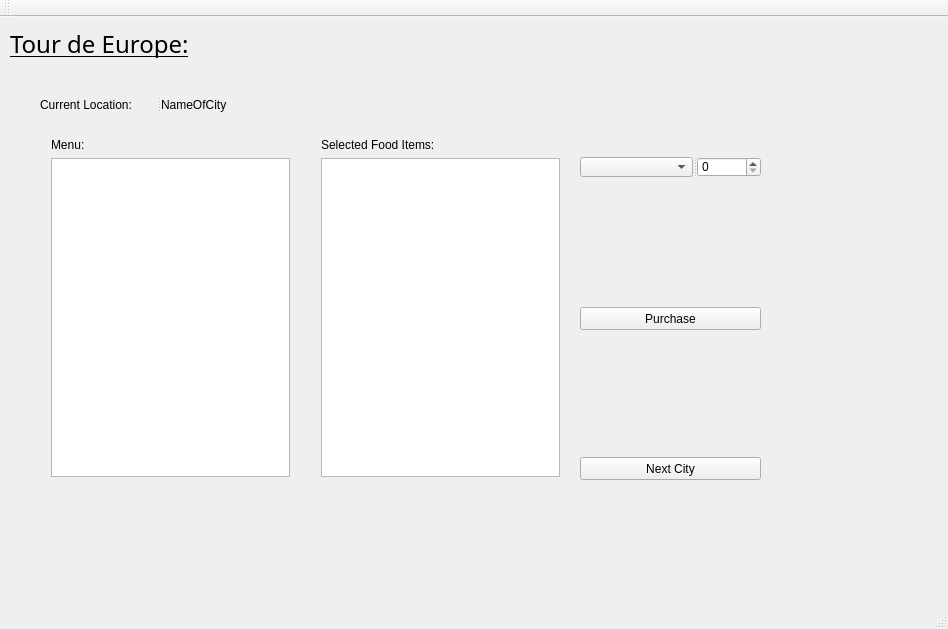
Qt form mainwindow.ui (kevinsemenov14/ProjectOneCS1D) before a commit.
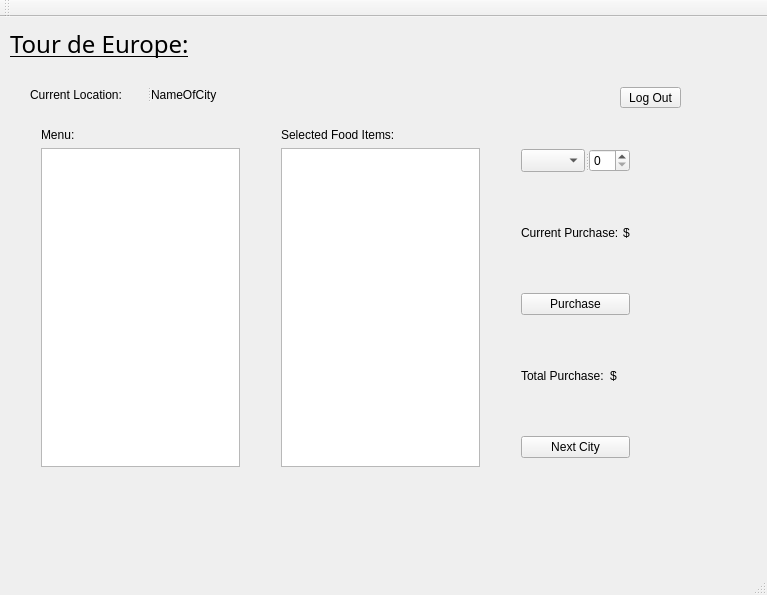
The same form after that commit. The open tabs and pages were chosen to show the change.

Commit message: Clean UI || Admin Table View

What changed in the file:
```diff
--- a/mainwindow.ui
+++ b/mainwindow.ui
@@ -6,8 +6,8 @@
    <rect>
     <x>0</x>
     <y>0</y>
-    <width>948</width>
-    <height>629</height>
+    <width>767</width>
+    <height>595</height>
    </rect>
   </property>
   <property name="windowTitle">
@@ -20,10 +20,10 @@
    <widget class="QStackedWidget" name="stackedWidget">
     <property name="geometry">
      <rect>
-      <x>20</x>
-      <y>60</y>
-      <width>791</width>
-      <height>441</height>
+      <x>10</x>
+      <y>50</y>
+      <width>731</width>
+      <height>431</height>
      </rect>
     </property>
     <property name="styleSheet">
@@ -275,9 +275,9 @@
      <widget class="QWidget" name="layoutWidget">
       <property name="geometry">
        <rect>
-        <x>290</x>
+        <x>260</x>
         <y>50</y>
-        <width>261</width>
+        <width>221</width>
         <height>361</height>
        </rect>
       </property>
@@ -294,44 +294,6 @@
        </item>
       </layout>
      </widget>
-     <widget class="QPushButton" name="pushButton_5">
-      <property name="geometry">
-       <rect>
-        <x>560</x>
-        <y>230</y>
-        <width>181</width>
-        <height>23</height>
-       </rect>
-      </property>
-      <property name="cursor">
-       <cursorShape>PointingHandCursor</cursorShape>
-      </property>
-      <property name="styleSheet">
-       <string notr="true"/>
-      </property>
-      <property name="text">
-       <string>Purchase</string>
-      </property>
-     </widget>
-     <widget class="QPushButton" name="pushButton_6">
-      <property name="geometry">
-       <rect>
-        <x>560</x>
-        <y>380</y>
-        <width>181</width>
-        <height>23</height>
-       </rect>
-      </property>
-      <property name="cursor">
-       <cursorShape>PointingHandCursor</cursorShape>
-      </property>
-      <property name="styleSheet">
-       <string notr="true"/>
-      </property>
-      <property name="text">
-       <string>Next City</string>
-      </property>
-     </widget>
      <widget class="QSplitter" name="splitter">
       <property name="geometry">
        <rect>
@@ -360,7 +322,7 @@
        <rect>
         <x>20</x>
         <y>50</y>
-        <width>261</width>
+        <width>221</width>
         <height>361</height>
        </rect>
       </property>
@@ -384,47 +346,72 @@
        </item>
       </layout>
      </widget>
-     <widget class="QWidget" name="layoutWidget">
+     <widget class="QPushButton" name="LogOut_Button_2">
       <property name="geometry">
        <rect>
-        <x>560</x>
-        <y>310</y>
-        <width>181</width>
-        <height>16</height>
+        <x>610</x>
+        <y>20</y>
+        <width>61</width>
+        <height>21</height>
        </rect>
       </property>
-      <layout class="QHBoxLayout" name="horizontalLayout">
-       <item>
-        <widget class="QLabel" name="label_11">
          <property name="cursor">
-          <cursorShape>IBeamCursor</cursorShape>
-         </property>
+       <cursorShape>PointingHandCursor</cursorShape>
+      </property>
+      <property name="styleSheet">
+       <string notr="true"/>
+      </property>
          <property name="text">
-          <string>&lt;html&gt;&lt;head/&gt;&lt;body&gt;&lt;p&gt;&lt;span style=&quot; color:#000000;&quot;&gt;Total Purchase:&lt;/span&gt;&lt;/p&gt;&lt;/body&gt;&lt;/html&gt;</string>
-         </property>
-        </widget>
-       </item>
-       <item>
-        <widget class="QLabel" name="label_12">
+       <string>Log Out</string>
+      </property>
+     </widget>
+     <widget class="QWidget" name="">
+      <property name="geometry">
+       <rect>
+        <x>500</x>
+        <y>71</y>
+        <width>131</width>
+        <height>331</height>
+       </rect>
+      </property>
+      <layout class="QGridLayout" name="gridLayout">
+       <item row="0" column="0">
+        <widget class="QSplitter" name="splitter_4">
+         <property name="orientation">
+          <enum>Qt::Horizontal</enum>
+         </property>
+         <widget class="QComboBox" name="comboBox_2">
          <property name="cursor">
-          <cursorShape>IBeamCursor</cursorShape>
-         </property>
-         <property name="text">
-          <string>&lt;html&gt;&lt;head/&gt;&lt;body&gt;&lt;p&gt;&lt;span style=&quot; color:#000000;&quot;&gt;$&lt;/span&gt;&lt;/p&gt;&lt;/body&gt;&lt;/html&gt;</string>
-         </property>
-        </widget>
-       </item>
-      </layout>
-     </widget>
-     <widget class="QWidget" name="layoutWidget">
-      <property name="geometry">
-       <rect>
-        <x>560</x>
-        <y>150</y>
-        <width>181</width>
-        <height>16</height>
-       </rect>
-      </property>
+           <cursorShape>PointingHandCursor</cursorShape>
+          </property>
+          <property name="styleSheet">
+           <string notr="true"/>
+          </property>
+         </widget>
+         <widget class="QSpinBox" name="spinBox">
+          <property name="cursor">
+           <cursorShape>PointingHandCursor</cursorShape>
+          </property>
+          <property name="styleSheet">
+           <string notr="true"/>
+          </property>
+         </widget>
+        </widget>
+       </item>
+       <item row="1" column="0">
+        <spacer name="verticalSpacer">
+         <property name="orientation">
+          <enum>Qt::Vertical</enum>
+         </property>
+         <property name="sizeHint" stdset="0">
+          <size>
+           <width>20</width>
+           <height>40</height>
+          </size>
+         </property>
+        </spacer>
+       </item>
+       <item row="2" column="0">
       <layout class="QHBoxLayout" name="horizontalLayout_2">
        <item>
         <widget class="QLabel" name="label_9">
@@ -447,35 +434,97 @@
         </widget>
        </item>
       </layout>
-     </widget>
-     <widget class="QSplitter" name="splitter_4">
-      <property name="geometry">
-       <rect>
-        <x>560</x>
-        <y>80</y>
-        <width>181</width>
-        <height>20</height>
-       </rect>
-      </property>
+       </item>
+       <item row="3" column="0">
+        <spacer name="verticalSpacer_2">
       <property name="orientation">
-       <enum>Qt::Horizontal</enum>
-      </property>
-      <widget class="QComboBox" name="comboBox_2">
+          <enum>Qt::Vertical</enum>
+         </property>
+         <property name="sizeHint" stdset="0">
+          <size>
+           <width>20</width>
+           <height>40</height>
+          </size>
+         </property>
+        </spacer>
+       </item>
+       <item row="4" column="0">
+        <widget class="QPushButton" name="pushButton_5">
        <property name="cursor">
         <cursorShape>PointingHandCursor</cursorShape>
        </property>
        <property name="styleSheet">
         <string notr="true"/>
        </property>
-      </widget>
-      <widget class="QSpinBox" name="spinBox">
+         <property name="text">
+          <string>Purchase</string>
+         </property>
+        </widget>
+       </item>
+       <item row="5" column="0">
+        <spacer name="verticalSpacer_3">
+         <property name="orientation">
+          <enum>Qt::Vertical</enum>
+         </property>
+         <property name="sizeHint" stdset="0">
+          <size>
+           <width>20</width>
+           <height>40</height>
+          </size>
+         </property>
+        </spacer>
+       </item>
+       <item row="6" column="0">
+        <layout class="QHBoxLayout" name="horizontalLayout">
+         <item>
+          <widget class="QLabel" name="label_11">
        <property name="cursor">
+            <cursorShape>IBeamCursor</cursorShape>
+           </property>
+           <property name="text">
+            <string>&lt;html&gt;&lt;head/&gt;&lt;body&gt;&lt;p&gt;&lt;span style=&quot; color:#000000;&quot;&gt;Total Purchase:&lt;/span&gt;&lt;/p&gt;&lt;/body&gt;&lt;/html&gt;</string>
+           </property>
+          </widget>
+         </item>
+         <item>
+          <widget class="QLabel" name="label_12">
+           <property name="cursor">
+            <cursorShape>IBeamCursor</cursorShape>
+           </property>
+           <property name="text">
+            <string>&lt;html&gt;&lt;head/&gt;&lt;body&gt;&lt;p&gt;&lt;span style=&quot; color:#000000;&quot;&gt;$&lt;/span&gt;&lt;/p&gt;&lt;/body&gt;&lt;/html&gt;</string>
+           </property>
+          </widget>
+         </item>
+        </layout>
+       </item>
+       <item row="7" column="0">
+        <spacer name="verticalSpacer_4">
+         <property name="orientation">
+          <enum>Qt::Vertical</enum>
+         </property>
+         <property name="sizeHint" stdset="0">
+          <size>
+           <width>20</width>
+           <height>40</height>
+          </size>
+         </property>
+        </spacer>
+       </item>
+       <item row="8" column="0">
+        <widget class="QPushButton" name="pushButton_6">
+         <property name="cursor">
         <cursorShape>PointingHandCursor</cursorShape>
        </property>
        <property name="styleSheet">
         <string notr="true"/>
        </property>
-      </widget>
+         <property name="text">
+          <string>Next City</string>
+         </property>
+        </widget>
+       </item>
+      </layout>
      </widget>
     </widget>
     <widget class="QWidget" name="stackedWidgetPage3">
```
Left out of the diff: 144 changed lines with no effect on the pictures. Lines whose indentation alone changed are shown as unchanged. The commit also changes 4 other files.
